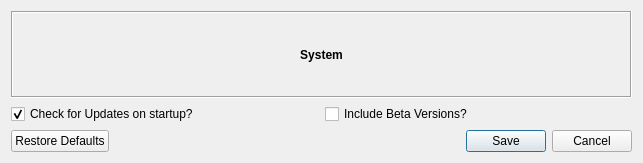
Before: the Qt Designer form src/main/python/ui/preferences.ui in 3ll3d00d/qvibe-analyser, drawn with Qt 5.
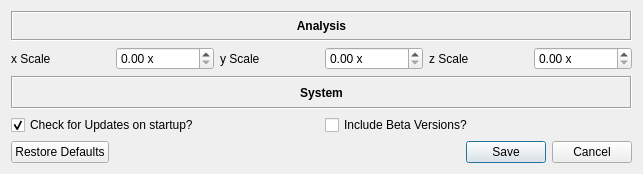
After: the same form once the commit is applied.

```diff
--- a/src/main/python/ui/preferences.ui
+++ b/src/main/python/ui/preferences.ui
@@ -7,7 +7,7 @@
     <x>0</x>
     <y>0</y>
     <width>643</width>
-    <height>163</height>
+    <height>174</height>
    </rect>
   </property>
   <property name="windowTitle">
@@ -16,6 +16,74 @@
   <layout class="QVBoxLayout" name="verticalLayout">
    <item>
     <layout class="QVBoxLayout" name="panes">
+     <item>
+      <layout class="QGridLayout" name="analysisPane">
+       <item row="1" column="2">
+        <widget class="QLabel" name="yScaleLabel">
+         <property name="text">
+          <string>y Scale</string>
+         </property>
+        </widget>
+       </item>
+       <item row="1" column="0">
+        <widget class="QLabel" name="xScaleLabel">
+         <property name="text">
+          <string>x Scale</string>
+         </property>
+        </widget>
+       </item>
+       <item row="1" column="1">
+        <widget class="QDoubleSpinBox" name="xScale">
+         <property name="suffix">
+          <string> x</string>
+         </property>
+        </widget>
+       </item>
+       <item row="1" column="5">
+        <widget class="QDoubleSpinBox" name="zScale">
+         <property name="suffix">
+          <string> x</string>
+         </property>
+        </widget>
+       </item>
+       <item row="1" column="3">
+        <widget class="QDoubleSpinBox" name="yScale">
+         <property name="suffix">
+          <string> x</string>
+         </property>
+        </widget>
+       </item>
+       <item row="1" column="4">
+        <widget class="QLabel" name="zScaleLabel">
+         <property name="text">
+          <string>z Scale</string>
+         </property>
+        </widget>
+       </item>
+       <item row="0" column="0" colspan="6">
+        <widget class="QLabel" name="analysisLayoutLabel">
+         <property name="font">
+          <font>
+           <weight>75</weight>
+           <bold>true</bold>
+          </font>
+         </property>
+         <property name="frameShape">
+          <enum>QFrame::Box</enum>
+         </property>
+         <property name="frameShadow">
+          <enum>QFrame::Sunken</enum>
+         </property>
+         <property name="text">
+          <string>Analysis</string>
+         </property>
+         <property name="alignment">
+          <set>Qt::AlignCenter</set>
+         </property>
+        </widget>
+       </item>
+      </layout>
+     </item>
      <item>
       <layout class="QGridLayout" name="systemPane">
        <item row="1" column="0">
```
